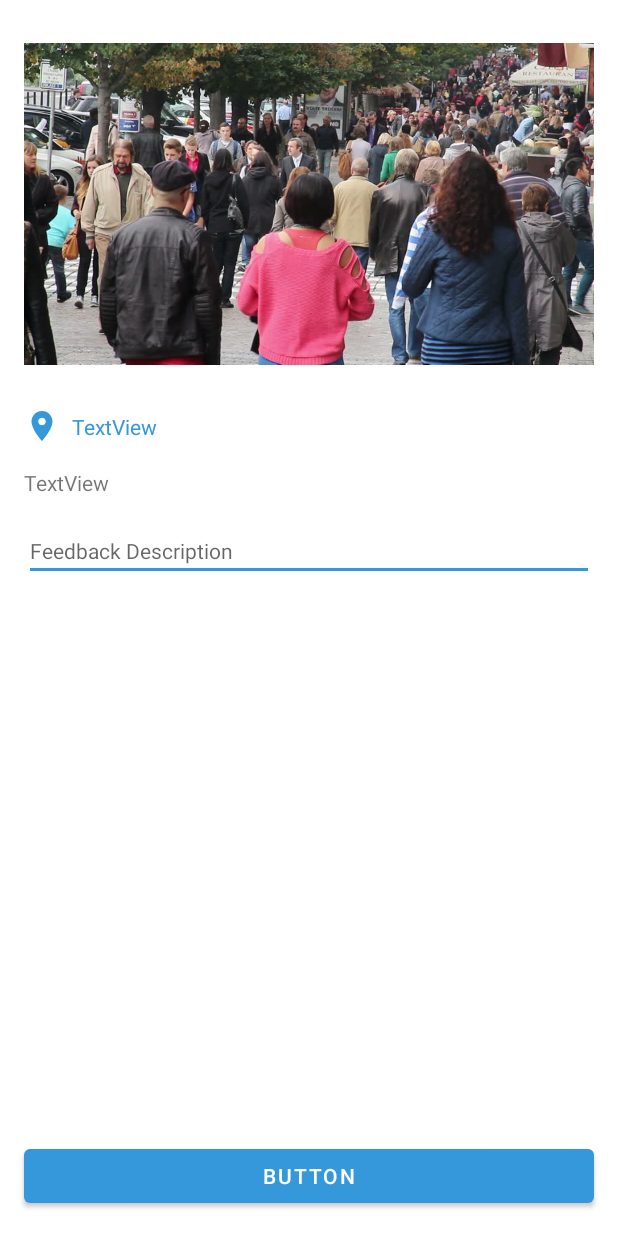
After one commit to hanunmasitha/simosdista, an Android app: the layout fragment_create_feedback.xml on its own in the app's theme, with its tools: preview values and no code run, on a phone screen of 412 x 824 dp. The commit adds this screen. Run offline under Robolectric (Android 15) with nearby library versions, the phone set to English and light mode, and no system bars.

Commit message:
Add Create Feedback on Admin

```diff
--- a/android/app/build.gradle
+++ b/android/app/build.gradle
@@ -43,6 +43,7 @@ dependencies {
     implementation 'androidx.appcompat:appcompat:1.3.0'
     implementation 'com.google.android.material:material:1.3.0'
     implementation 'androidx.constraintlayout:constraintlayout:2.0.4'
+    implementation "com.github.bumptech.glide:glide:$glideVersion"
 
     testImplementation 'junit:junit:4.13.2'
 
--- a/android/app/src/main/java/com/example/simodista/model/ReportForm.kt
+++ b/android/app/src/main/java/com/example/simodista/model/ReportForm.kt
@@ -1,6 +1,4 @@
 package com.example.simodista.model
-
-import com.google.type.DateTime
 
 data class ReportForm(
     val id : Int? = null,
@@ -9,5 +7,6 @@ data class ReportForm(
     val date: String? = null,
     val status: Boolean? = null,
     val lat: Double? = null,
-    val long: Double? = null
+    val long: Double? = null,
+    val description: String? = null
 )
--- a/android/app/src/main/java/com/example/simodista/presenter/user/report/CreateReportFragment.kt
+++ b/android/app/src/main/java/com/example/simodista/presenter/user/report/CreateReportFragment.kt
@@ -101,7 +101,6 @@ class CreateReportFragment : Fragment() {
             val image = storageReference.child("pictures/" + photoFile.name)
             val docRef = firebaseFirestore.collection("users").document(firebaseAuth.currentUser?.uid.toString())
             var user : User? = null
-
             docRef.get().addOnSuccessListener { documentSnapshot ->
                 user = documentSnapshot.toObject<User>()
             }
@@ -170,7 +169,8 @@ class CreateReportFragment : Fragment() {
                     date = SimpleDateFormat("dd-MM-yyyy_HH:mm:ss", Locale.getDefault()).format(Date()),
                     status = false,
                     lat = array[0],
-                long = array[1]
+                    long = array[1],
+                    description = binding.etDescription.text.toString().trim()
             )
 
             val reportId = (System.currentTimeMillis()/1000).toString() + user?.email
--- /dev/null
+++ b/android/app/src/main/res/drawable/ic_baseline_check_24.xml
@@ -0,0 +1,5 @@
+<vector android:height="24dp" android:tint="#008000"
+    android:viewportHeight="24" android:viewportWidth="24"
+    android:width="24dp" xmlns:android="http://schemas.android.com/apk/res/android">
+    <path android:fillColor="@android:color/white" android:pathData="M9,16.17L4.83,12l-1.42,1.41L9,19 21,7l-1.41,-1.41z"/>
+</vector>
--- /dev/null
+++ b/android/app/src/main/res/layout/fragment_create_feedback.xml
@@ -0,0 +1,108 @@
+<?xml version="1.0" encoding="utf-8"?>
+<androidx.constraintlayout.widget.ConstraintLayout xmlns:android="http://schemas.android.com/apk/res/android"
+    xmlns:app="http://schemas.android.com/apk/res-auto"
+    xmlns:tools="http://schemas.android.com/tools"
+    android:layout_width="match_parent"
+    android:layout_height="match_parent"
+    tools:context=".presenter.admin.feedback.CreateFeedbackFragment">
+
+
+    <ImageView
+        android:id="@+id/imageView5"
+        android:layout_width="0dp"
+        android:layout_height="240dp"
+        android:layout_marginStart="16dp"
+        android:layout_marginTop="16dp"
+        android:layout_marginEnd="16dp"
+        android:src="@drawable/crowd_example"
+        app:layout_constraintEnd_toEndOf="parent"
+        app:layout_constraintStart_toStartOf="parent"
+        app:layout_constraintTop_toTopOf="parent" />
+
+    <ImageView
+        android:id="@+id/imageView4"
+        android:layout_width="wrap_content"
+        android:layout_height="wrap_content"
+        android:layout_marginTop="16dp"
+        android:src="@drawable/ic_baseline_location_on_24"
+        app:layout_constraintStart_toStartOf="@+id/imageView5"
+        app:layout_constraintTop_toBottomOf="@+id/imageView5"/>
+
+    <TextView
+        android:id="@+id/tv_location"
+        android:layout_width="0dp"
+        android:layout_height="wrap_content"
+        android:layout_marginStart="8dp"
+        android:layout_marginEnd="16dp"
+        android:text="TextView"
+        android:maxLines="2"
+        android:textColor="@color/blue"
+        app:layout_constraintBottom_toBottomOf="@+id/imageView4"
+        app:layout_constraintEnd_toEndOf="parent"
+        app:layout_constraintStart_toEndOf="@+id/imageView4"
+        app:layout_constraintTop_toTopOf="@+id/imageView4" />
+
+    <TextView
+        android:id="@+id/tv_description"
+        android:layout_width="0dp"
+        android:layout_height="wrap_content"
+        android:layout_marginTop="16dp"
+        android:layout_marginEnd="16dp"
+        android:text="TextView"
+        android:justificationMode="inter_word"
+        app:layout_constraintEnd_toEndOf="parent"
+        app:layout_constraintStart_toStartOf="@+id/imageView4"
+        app:layout_constraintTop_toBottomOf="@+id/imageView4" />
+
+    <EditText
+        android:id="@+id/editTextTextMultiLine"
+        android:layout_width="0dp"
+        android:layout_height="wrap_content"
+        android:layout_marginTop="16dp"
+        android:ems="10"
+        android:hint="Feedback Description"
+        android:textSize="14sp"
+        android:gravity="start|top"
+        android:inputType="textMultiLine"
+        app:layout_constraintEnd_toEndOf="@+id/tv_description"
+        app:layout_constraintStart_toStartOf="@+id/tv_description"
+        app:layout_constraintTop_toBottomOf="@+id/tv_description" />
+
+    <Button
+        android:id="@+id/button2"
+        android:layout_width="0dp"
+        android:layout_height="wrap_content"
+        android:layout_marginStart="16dp"
+        android:layout_marginEnd="16dp"
+        android:layout_marginBottom="16dp"
+        android:text="Button"
+        app:layout_constraintBottom_toBottomOf="parent"
+        app:layout_constraintEnd_toEndOf="parent"
+        app:layout_constraintStart_toStartOf="parent" />
+
+    <View
+        android:id="@+id/background_dim"
+        android:layout_width="match_parent"
+        android:layout_height="match_parent"
+        android:background="#FFFFFFFF"
+        android:translationZ="10dp"
+        app:layout_constraintBottom_toBottomOf="parent"
+        app:layout_constraintEnd_toEndOf="parent"
+        app:layout_constraintStart_toStartOf="parent"
+        app:layout_constraintTop_toTopOf="parent"
+        android:visibility="gone"/>
+
+    <ProgressBar
+        android:id="@+id/progressBar6"
+        style="?android:attr/progressBarStyleLarge"
+        android:indeterminate="true"
+        android:layout_width="wrap_content"
+        android:layout_height="wrap_content"
+        android:translationZ="15dp"
+        app:layout_constraintBottom_toBottomOf="parent"
+        app:layout_constraintEnd_toEndOf="parent"
+        app:layout_constraintStart_toStartOf="parent"
+        app:layout_constraintTop_toTopOf="parent"
+        android:visibility="gone"/>
+
+</androidx.constraintlayout.widget.ConstraintLayout>
--- a/android/build.gradle
+++ b/android/build.gradle
@@ -2,6 +2,7 @@
 buildscript {
     ext.kotlin_version = "1.4.32"
     ext.navigation_version = "1.0.0"
+    ext.glideVersion = '4.12.0'
     repositories {
         google()
         jcenter()
```
Also changed, not shown: android/app/src/main/java/com/example/simodista/adapter/ReportListAdapter.kt (+15 -1 lines), android/app/src/main/java/com/example/simodista/model/FeedbackForm.kt (+7 -2 lines), android/app/src/main/java/com/example/simodista/presenter/admin/feedback/CreateFeedbackFragment.kt (added, +132 -0 lines), android/app/src/main/java/com/example/simodista/presenter/admin/feedback/CreateFeedbackViewModel.kt (added, +45 -0 lines), android/app/src/main/java/com/example/simodista/presenter/admin/home/AdminHomeFragment.kt (+14 -3 lines), android/app/src/main/res/layout/notification_item_row.xml (+11 -0 lines), android/app/src/main/res/navigation/navigation.xml (+14 -0 lines). Lines whose indentation alone changed are shown as unchanged.
